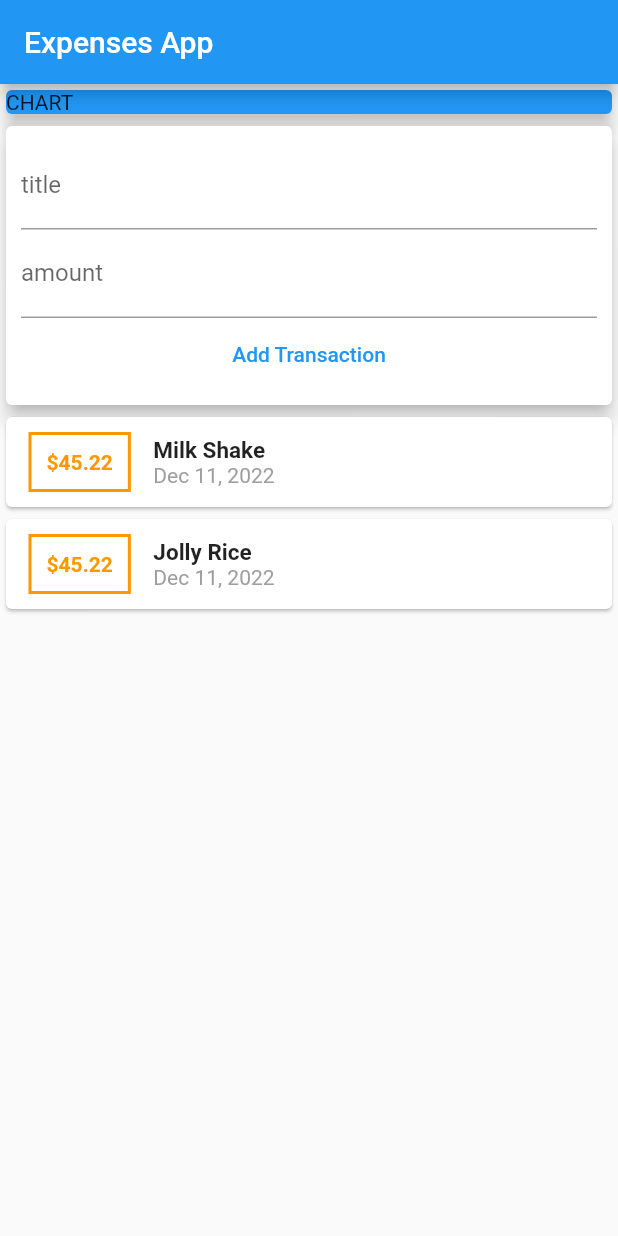
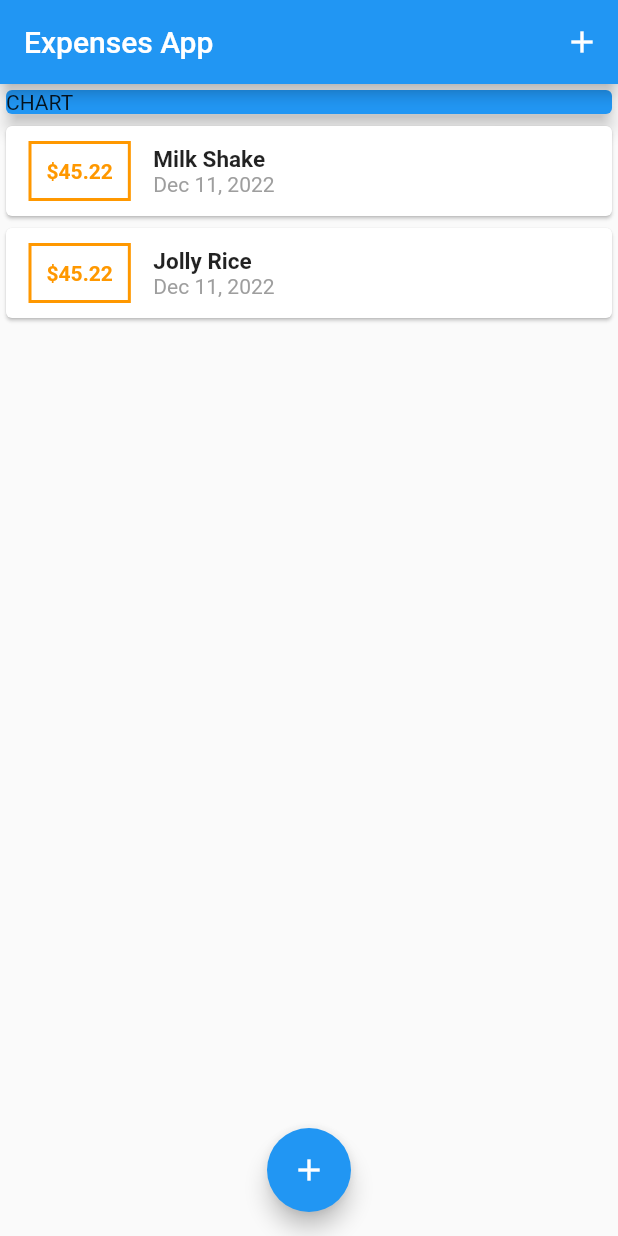
Before and after one commit to jirois/expenseapp, a Flutter app: the screen it shows after launch, on a phone screen of 412 x 824 dp. Run offline on Flutter 3.47's test engine with Material 2 defaults, Android fonts, the phone set to English and light mode, and no system bars.

Commit message:
added floating button and modal sheet

```diff
--- a/lib/main.dart
+++ b/lib/main.dart
@@ -1,8 +1,7 @@
-import 'package:flutter/services.dart';
-
 import 'models/transaction.dart';
 import 'package:flutter/material.dart';
-import './widgets/user_transactions.dart';
+import './widgets/transaction_list.dart';
+import './widgets/new_transaction.dart';
 
 void main() {
   runApp(const MyApp());
@@ -21,14 +20,64 @@ class MyApp extends StatelessWidget {
   }
 }
 
-class MyAppHome extends StatelessWidget {
+class MyAppHome extends StatefulWidget {
   MyAppHome({super.key});
+
+  @override
+  State<MyAppHome> createState() => _MyAppHomeState();
+}
+
+class _MyAppHomeState extends State<MyAppHome> {
+  final List<Transaction> _userTransactions = [
+    Transaction(
+      id: 't1',
+      title: 'Milk Shake',
+      amount: 45.22,
+      date: DateTime.now(),
+    ),
+    Transaction(
+      id: 't2',
+      title: 'Jolly Rice',
+      amount: 45.22,
+      date: DateTime.now(),
+    ),
+  ];
+
+  void _addNewTransaction(String txTitle, double txAmount) {
+    final newTx = Transaction(
+        title: txTitle,
+        amount: txAmount,
+        date: DateTime.now(),
+        id: DateTime.now().toString());
+
+    setState(() {
+      _userTransactions.add(newTx);
+    });
+  }
+
+  void _startAddNewTransaction(BuildContext ctx) {
+    showModalBottomSheet(
+        context: context,
+        builder: (_) {
+          return GestureDetector(
+            onTap: () {},
+            child: NewTransaction(_addNewTransaction),
+            behavior: HitTestBehavior.opaque,
+          );
+        });
+  }
 
   @override
   Widget build(BuildContext context) {
     return Scaffold(
       appBar: AppBar(
         title: const Text('Expenses App'),
+        actions: [
+          IconButton(
+            icon: const Icon(Icons.add),
+            onPressed: () => _startAddNewTransaction(context),
+          ),
+        ],
       ),
       body: SingleChildScrollView(
         child: Column(
@@ -41,9 +90,15 @@ class MyAppHome extends StatelessWidget {
                   child: const Text('CHART'),
                   elevation: 5,
                 )),
-              UserTransactions()
+            TransactionList(_userTransactions)
           ],
         ),
-        ));
+      ),
+      floatingActionButtonLocation: FloatingActionButtonLocation.centerFloat,
+      floatingActionButton: FloatingActionButton(
+        child: const Icon(Icons.add),
+        onPressed: () => _startAddNewTransaction(context),
+      ),
+    );
   }
 }
--- a/lib/widgets/transaction_list.dart
+++ b/lib/widgets/transaction_list.dart
@@ -17,7 +17,7 @@ class TransactionList extends StatelessWidget {
             child: Row(
               children: [
                 Container(
-                  margin: EdgeInsets.symmetric(
+                  margin: const EdgeInsets.symmetric(
                     horizontal: 15,
                     vertical: 10,
                   ),
@@ -26,10 +26,10 @@ class TransactionList extends StatelessWidget {
                     color: Colors.orange,
                     width: 2,
                   )),
-                  padding: EdgeInsets.all(10),
+                  padding: const EdgeInsets.all(10),
                   child: Text(
                     '\$${transactions[index].amount}',
-                    style: TextStyle(
+                    style: const TextStyle(
                         fontWeight: FontWeight.bold,
                         fontSize: 14,
                         color: Colors.orange),
@@ -40,12 +40,12 @@ class TransactionList extends StatelessWidget {
                   children: [
                     Text(
                       transactions[index].title,
-                      style:
-                          TextStyle(fontSize: 15, fontWeight: FontWeight.bold),
+                      style: const TextStyle(
+                          fontSize: 15, fontWeight: FontWeight.bold),
                     ),
                     Text(
                       DateFormat.yMMMd().format(transactions[index].date),
-                      style: TextStyle(
+                      style: const TextStyle(
                         color: Colors.grey,
                       ),
                     )
--- a/lib/widgets/user_transactions.dart
+++ /dev/null
@@ -1,51 +0,0 @@
-import 'package:flutter/material.dart';
-
-import '../models/transaction.dart';
-import './new_transaction.dart';
-import './transaction_list.dart';
-
-class UserTransactions extends StatefulWidget {
-  const UserTransactions({super.key});
-
-  @override
-  State<UserTransactions> createState() => _UserTransactionsState();
-}
-
-class _UserTransactionsState extends State<UserTransactions> {
-  final List<Transaction> _userTransactions = [
-    Transaction(
-      id: 't1',
-      title: 'Milk Shake',
-      amount: 45.22,
-      date: DateTime.now(),
-    ),
-    Transaction(
-      id: 't2',
-      title: 'Jolly Rice',
-      amount: 45.22,
-      date: DateTime.now(),
-    ),
-  ];
-
-  void _addNewTransaction(String txTitle, double txAmount) {
-    final newTx = Transaction(
-        title: txTitle,
-        amount: txAmount,
-        date: DateTime.now(),
-        id: DateTime.now().toString());
-
-    setState(() {
-      _userTransactions.add(newTx);
-    });
-  }
-
-  @override
-  Widget build(BuildContext context) {
-    return Column(
-      children: [
-        NewTransaction(_addNewTransaction),
-        TransactionList(_userTransactions)
-      ],
-    );
-  }
-}
```
Lines whose indentation alone changed are shown as unchanged.
